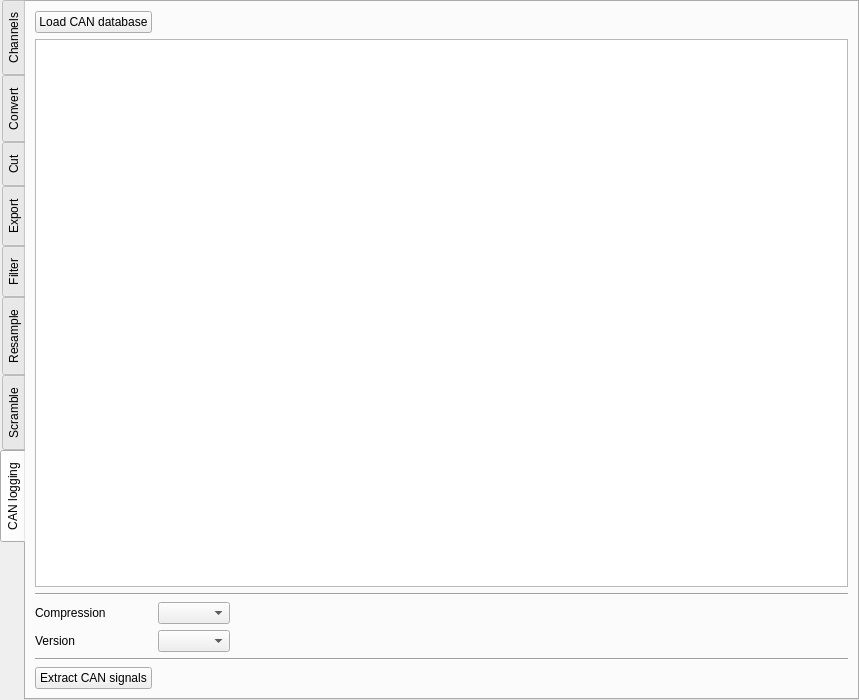
The window that asammdf/gui/ui/file_widget.ui (danielhrisca/asammdf) describes before a commit, drawn with Qt 5.
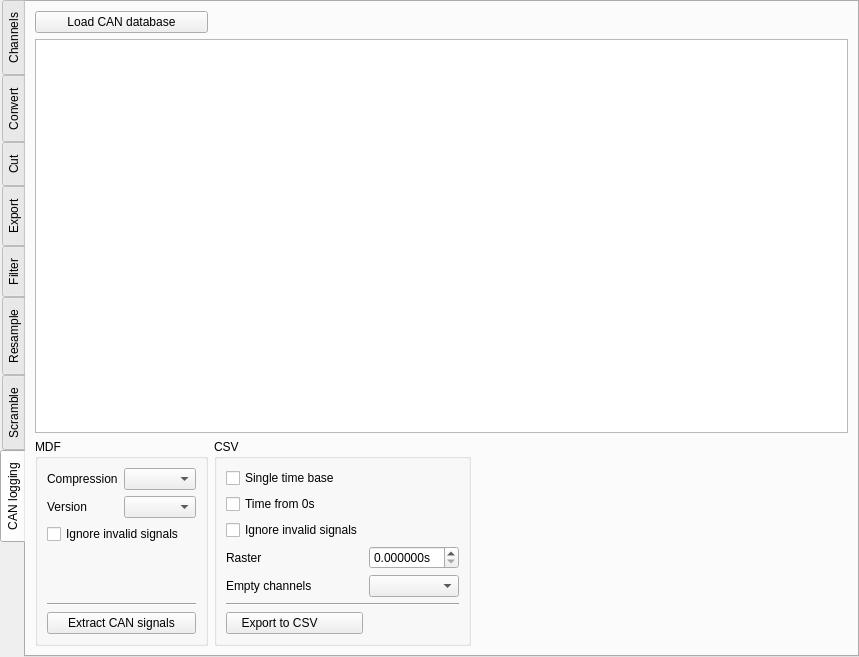
The same window after the commit. Icons and pictures are not drawn. Custom widgets are drawn as their Qt base class.

Commit message: add possibility to ignore invalid signals when extracting CAN bus logging

Diff of the .ui file:
```diff
--- a/asammdf/gui/ui/file_widget.ui
+++ b/asammdf/gui/ui/file_widget.ui
@@ -7,7 +7,7 @@
     <x>0</x>
     <y>0</y>
     <width>859</width>
-    <height>700</height>
+    <height>657</height>
    </rect>
   </property>
   <property name="windowTitle">
@@ -1072,21 +1072,7 @@
       <attribute name="title">
        <string>CAN logging</string>
       </attribute>
-      <layout class="QGridLayout" name="gridLayout_5" columnstretch="0,0,1">
-       <item row="4" column="0">
-        <widget class="QLabel" name="label__1">
-         <property name="text">
-          <string>Compression</string>
-         </property>
-        </widget>
-       </item>
-       <item row="5" column="1">
-        <widget class="QComboBox" name="extract_can_format">
-         <property name="sizeAdjustPolicy">
-          <enum>QComboBox::AdjustToContents</enum>
-         </property>
-        </widget>
-       </item>
+      <layout class="QGridLayout" name="gridLayout_8">
        <item row="0" column="0">
         <widget class="QPushButton" name="load_can_database_btn">
          <property name="text">
@@ -1098,7 +1084,16 @@
          </property>
         </widget>
        </item>
-       <item row="7" column="0">
+       <item row="1" column="0" colspan="3">
+        <widget class="ListWidget" name="can_database_list"/>
+       </item>
+       <item row="2" column="0">
+        <widget class="QGroupBox" name="groupBox_2">
+         <property name="title">
+          <string>MDF</string>
+         </property>
+         <layout class="QGridLayout" name="gridLayout_5">
+          <item row="5" column="0" colspan="2">
         <widget class="QPushButton" name="extract_can_btn">
          <property name="text">
           <string>Extract CAN signals</string>
@@ -1109,36 +1104,151 @@
          </property>
         </widget>
        </item>
-       <item row="5" column="0">
+          <item row="0" column="0">
+           <widget class="QLabel" name="label__1">
+            <property name="text">
+             <string>Compression</string>
+            </property>
+           </widget>
+          </item>
+          <item row="0" column="1">
+           <widget class="QComboBox" name="extract_can_compression">
+            <property name="sizeAdjustPolicy">
+             <enum>QComboBox::AdjustToContents</enum>
+            </property>
+           </widget>
+          </item>
+          <item row="1" column="1">
+           <widget class="QComboBox" name="extract_can_format">
+            <property name="sizeAdjustPolicy">
+             <enum>QComboBox::AdjustToContents</enum>
+            </property>
+           </widget>
+          </item>
+          <item row="1" column="0">
         <widget class="QLabel" name="label_24">
          <property name="text">
           <string>Version</string>
          </property>
         </widget>
        </item>
-       <item row="4" column="1">
-        <widget class="QComboBox" name="extract_can_compression">
-         <property name="sizeAdjustPolicy">
-          <enum>QComboBox::AdjustToContents</enum>
-         </property>
-        </widget>
-       </item>
-       <item row="1" column="0" rowspan="2" colspan="3">
-        <widget class="ListWidget" name="can_database_list"/>
-       </item>
-       <item row="3" column="0" colspan="3">
+          <item row="2" column="0" colspan="2">
+           <widget class="QCheckBox" name="ignore_invalid_signals_mdf">
+            <property name="toolTip">
+             <string>checks if all samples are eauql to the maximum teoretical signal value</string>
+            </property>
+            <property name="text">
+             <string>Ignore invalid signals</string>
+            </property>
+           </widget>
+          </item>
+          <item row="3" column="0">
+           <widget class="QLabel" name="label_26">
+            <property name="text">
+             <string/>
+            </property>
+           </widget>
+          </item>
+          <item row="4" column="0" colspan="2">
         <widget class="Line" name="line_12">
          <property name="orientation">
           <enum>Qt::Horizontal</enum>
          </property>
         </widget>
        </item>
-       <item row="6" column="0" colspan="3">
+         </layout>
+        </widget>
+       </item>
+       <item row="2" column="1">
+        <widget class="QGroupBox" name="groupBox_3">
+         <property name="title">
+          <string>CSV</string>
+         </property>
+         <layout class="QGridLayout" name="gridLayout_7">
+          <item row="6" column="1" colspan="3">
         <widget class="Line" name="line_13">
          <property name="orientation">
           <enum>Qt::Horizontal</enum>
          </property>
         </widget>
+          </item>
+          <item row="7" column="1">
+           <widget class="QPushButton" name="extract_can_csv_btn">
+            <property name="text">
+             <string>Export to CSV         </string>
+            </property>
+            <property name="icon">
+             <iconset resource="resource.qrc">
+              <normaloff>:/csv.png</normaloff>:/csv.png</iconset>
+            </property>
+           </widget>
+          </item>
+          <item row="1" column="1">
+           <widget class="QCheckBox" name="time_from_zero_can">
+            <property name="text">
+             <string>Time from 0s</string>
+            </property>
+           </widget>
+          </item>
+          <item row="2" column="1">
+           <widget class="QCheckBox" name="ignore_invalid_signals_csv">
+            <property name="toolTip">
+             <string>checks if all samples are eauql to the maximum teoretical signal value</string>
+            </property>
+            <property name="text">
+             <string>Ignore invalid signals</string>
+            </property>
+           </widget>
+          </item>
+          <item row="3" column="1">
+           <widget class="QLabel" name="label_23">
+            <property name="text">
+             <string>Raster</string>
+            </property>
+           </widget>
+          </item>
+          <item row="3" column="2" colspan="2">
+           <widget class="QDoubleSpinBox" name="export_raster_can">
+            <property name="suffix">
+             <string>s</string>
+            </property>
+            <property name="decimals">
+             <number>6</number>
+            </property>
+           </widget>
+          </item>
+          <item row="0" column="1">
+           <widget class="QCheckBox" name="single_time_base_can">
+            <property name="text">
+             <string>Single time base</string>
+            </property>
+           </widget>
+          </item>
+          <item row="4" column="1">
+           <widget class="QLabel" name="label_25">
+            <property name="text">
+             <string>Empty channels</string>
+            </property>
+           </widget>
+          </item>
+          <item row="4" column="2" colspan="2">
+           <widget class="QComboBox" name="empty_channels_can"/>
+          </item>
+         </layout>
+        </widget>
+       </item>
+       <item row="2" column="2">
+        <spacer name="horizontalSpacer_12">
+         <property name="orientation">
+          <enum>Qt::Horizontal</enum>
+         </property>
+         <property name="sizeHint" stdset="0">
+          <size>
+           <width>410</width>
+           <height>20</height>
+          </size>
+         </property>
+        </spacer>
        </item>
       </layout>
      </widget>
```
Lines whose indentation alone changed are shown as unchanged. The commit also changes 9 other files.
